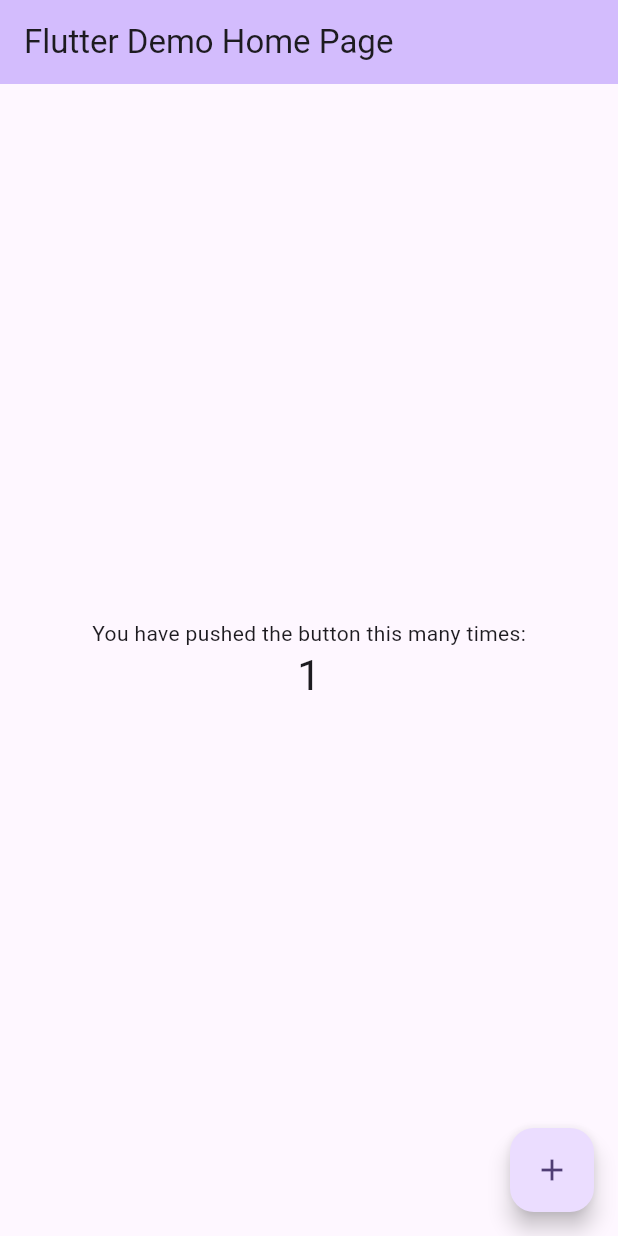
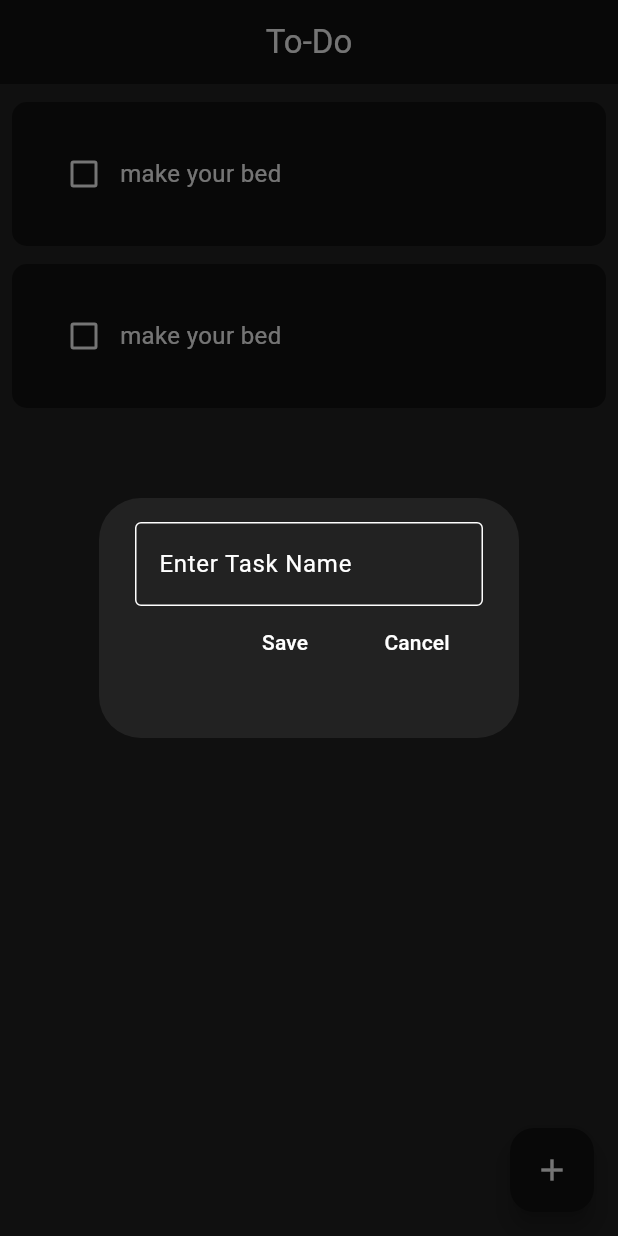
Before and after one commit to PrathmayAwasthi/todo_app, a Flutter app: the screen it shows after launch, after a tap on the "add" icon, on a phone screen of 412 x 824 dp. Run offline on Flutter 3.47's test engine with Material 3 defaults, Android fonts, the phone set to English and light mode, and no system bars.

Commit message:
Basic UI Commit

```diff
--- a/lib/main.dart
+++ b/lib/main.dart
@@ -1,125 +1,30 @@
 import 'package:flutter/material.dart';
+import 'package:flutter/services.dart';
+import 'package:todo_app/pages/home_page.dart';
 
 void main() {
+  WidgetsFlutterBinding.ensureInitialized();
+  SystemChrome.setEnabledSystemUIMode(SystemUiMode.edgeToEdge);
   runApp(const MyApp());
 }
 
 class MyApp extends StatelessWidget {
   const MyApp({super.key});
 
-  // This widget is the root of your application.
   @override
   Widget build(BuildContext context) {
     return MaterialApp(
-      title: 'Flutter Demo',
+      debugShowCheckedModeBanner: false,
+      home: const HomePage(),
       theme: ThemeData(
-        // This is the theme of your application.
-        //
-        // TRY THIS: Try running your application with "flutter run". You'll see
-        // the application has a purple toolbar. Then, without quitting the app,
-        // try changing the seedColor in the colorScheme below to Colors.green
-        // and then invoke "hot reload" (save your changes or press the "hot
-        // reload" button in a Flutter-supported IDE, or press "r" if you used
-        // the command line to start the app).
-        //
-        // Notice that the counter didn't reset back to zero; the application
-        // state is not lost during the reload. To reset the state, use hot
-        // restart instead.
-        //
-        // This works for code too, not just values: Most code changes can be
-        // tested with just a hot reload.
-        colorScheme: ColorScheme.fromSeed(seedColor: Colors.deepPurple),
-        useMaterial3: true,
-      ),
-      home: const MyHomePage(title: 'Flutter Demo Home Page'),
+          appBarTheme: const AppBarTheme(
+            backgroundColor: Color(0xFF111111),
+          ),
+          colorScheme: const ColorScheme.dark(
+            brightness: Brightness.dark,
+            primary: Colors.white,
+            secondary: Colors.white24,
+          )),
     );
   }
 }
-
-class MyHomePage extends StatefulWidget {
-  const MyHomePage({super.key, required this.title});
-
-  // This widget is the home page of your application. It is stateful, meaning
-  // that it has a State object (defined below) that contains fields that affect
-  // how it looks.
-
-  // This class is the configuration for the state. It holds the values (in this
-  // case the title) provided by the parent (in this case the App widget) and
-  // used by the build method of the State. Fields in a Widget subclass are
-  // always marked "final".
-
-  final String title;
-
-  @override
-  State<MyHomePage> createState() => _MyHomePageState();
-}
-
-class _MyHomePageState extends State<MyHomePage> {
-  int _counter = 0;
-
-  void _incrementCounter() {
-    setState(() {
-      // This call to setState tells the Flutter framework that something has
-      // changed in this State, which causes it to rerun the build method below
-      // so that the display can reflect the updated values. If we changed
-      // _counter without calling setState(), then the build method would not be
-      // called again, and so nothing would appear to happen.
-      _counter++;
-    });
-  }
-
-  @override
-  Widget build(BuildContext context) {
-    // This method is rerun every time setState is called, for instance as done
-    // by the _incrementCounter method above.
-    //
-    // The Flutter framework has been optimized to make rerunning build methods
-    // fast, so that you can just rebuild anything that needs updating rather
-    // than having to individually change instances of widgets.
-    return Scaffold(
-      appBar: AppBar(
-        // TRY THIS: Try changing the color here to a specific color (to
-        // Colors.amber, perhaps?) and trigger a hot reload to see the AppBar
-        // change color while the other colors stay the same.
-        backgroundColor: Theme.of(context).colorScheme.inversePrimary,
-        // Here we take the value from the MyHomePage object that was created by
-        // the App.build method, and use it to set our appbar title.
-        title: Text(widget.title),
-      ),
-      body: Center(
-        // Center is a layout widget. It takes a single child and positions it
-        // in the middle of the parent.
-        child: Column(
-          // Column is also a layout widget. It takes a list of children and
-          // arranges them vertically. By default, it sizes itself to fit its
-          // children horizontally, and tries to be as tall as its parent.
-          //
-          // Column has various properties to control how it sizes itself and
-          // how it positions its children. Here we use mainAxisAlignment to
-          // center the children vertically; the main axis here is the vertical
-          // axis because Columns are vertical (the cross axis would be
-          // horizontal).
-          //
-          // TRY THIS: Invoke "debug painting" (choose the "Toggle Debug Paint"
-          // action in the IDE, or press "p" in the console), to see the
-          // wireframe for each widget.
-          mainAxisAlignment: MainAxisAlignment.center,
-          children: <Widget>[
-            const Text(
-              'You have pushed the button this many times:',
-            ),
-            Text(
-              '$_counter',
-              style: Theme.of(context).textTheme.headlineMedium,
-            ),
-          ],
-        ),
-      ),
-      floatingActionButton: FloatingActionButton(
-        onPressed: _incrementCounter,
-        tooltip: 'Increment',
-        child: const Icon(Icons.add),
-      ), // This trailing comma makes auto-formatting nicer for build methods.
-    );
-  }
-}
--- /dev/null
+++ b/lib/pages/home_page.dart
@@ -0,0 +1,59 @@
+import 'package:flutter/material.dart';
+import 'package:todo_app/util/dialogbox.dart';
+import 'package:todo_app/util/todo_tile.dart';
+
+class HomePage extends StatefulWidget {
+  const HomePage({super.key});
+
+  @override
+  State<HomePage> createState() => _HomePageState();
+}
+
+class _HomePageState extends State<HomePage> {
+  List toDoList = [
+    ["make your bed", false],
+    ["make your bed", false],
+  ];
+
+  void checkBoxChanged(bool? value, int index) {
+    setState(() {
+      toDoList[index][1] = !toDoList[index][1];
+    });
+  }
+
+  void createNewTask() {
+    showDialog(
+        context: context,
+        builder: (context) {
+          return DialogBox();
+        });
+  }
+
+  @override
+  Widget build(BuildContext context) {
+    return Scaffold(
+      backgroundColor: Color(0xFF222222),
+      appBar: AppBar(
+        title: const Text("To-Do"),
+        centerTitle: true,
+      ),
+      floatingActionButton: FloatingActionButton(
+        onPressed: createNewTask,
+        backgroundColor: const Color(0xFF111111),
+        child: const Icon(
+          Icons.add,
+          color: Colors.white,
+        ),
+      ),
+      body: ListView.builder(
+        itemCount: toDoList.length,
+        itemBuilder: (context, index) {
+          return ToDoTile(
+              onChanged: (value) => checkBoxChanged(value, index),
+              taskCompleted: toDoList[index][1],
+              taskName: toDoList[index][0]);
+        },
+      ),
+    );
+  }
+}
--- /dev/null
+++ b/lib/util/dialogbox.dart
@@ -0,0 +1,34 @@
+import 'package:flutter/material.dart';
+import 'package:todo_app/util/my_button.dart';
+
+class DialogBox extends StatelessWidget {
+  const DialogBox({super.key});
+
+  @override
+  Widget build(BuildContext context) {
+    final TextEditingController taskNameController;
+
+    return AlertDialog(
+        backgroundColor: Color(0xFF222222),
+        content: Container(
+          height: 120,
+          child: Column(
+            children: [
+              TextField(
+                decoration: InputDecoration(
+                  border: OutlineInputBorder(),
+                  hintText: "Enter Task Name",
+                ),
+              ),
+              Row(
+                mainAxisAlignment: MainAxisAlignment.end,
+                children: [
+                  MyButton(text: "Save", onPressed: () {}),
+                  MyButton(text: "Cancel", onPressed: () {})
+                ],
+              )
+            ],
+          ),
+        ));
+  }
+}
--- /dev/null
+++ b/lib/util/my_button.dart
@@ -0,0 +1,18 @@
+import 'package:flutter/material.dart';
+
+class MyButton extends StatelessWidget {
+  final String text;
+  VoidCallback onPressed;
+
+  MyButton({super.key, required this.text, required this.onPressed});
+
+  @override
+  Widget build(BuildContext context) {
+    return MaterialButton(
+      elevation: 0,
+      color: Color(0xFF222222),
+      onPressed: onPressed,
+      child: Text(text),
+    );
+  }
+}
--- /dev/null
+++ b/lib/util/todo_tile.dart
@@ -0,0 +1,42 @@
+import 'package:flutter/material.dart';
+
+class ToDoTile extends StatelessWidget {
+  final String taskName;
+  final bool taskCompleted;
+  Function(bool?)? onChanged;
+
+  ToDoTile({
+    super.key,
+    required this.onChanged,
+    required this.taskCompleted,
+    required this.taskName,
+  });
+
+  @override
+  Widget build(BuildContext context) {
+    return Padding(
+      padding: const EdgeInsets.only(top: 12.0, left: 8, right: 8),
+      child: Container(
+        padding: const EdgeInsets.all(24),
+        decoration: BoxDecoration(
+          color: const Color(0xFF111111),
+          borderRadius: BorderRadius.circular(10),
+        ),
+        child: Row(
+          children: [
+            Checkbox(value: taskCompleted, onChanged: onChanged),
+            Text(
+              taskName,
+              style: TextStyle(
+                decoration: taskCompleted
+                    ? TextDecoration.lineThrough
+                    : TextDecoration.none,
+                fontSize: 16,
+              ),
+            ),
+          ],
+        ),
+      ),
+    );
+  }
+}
```
